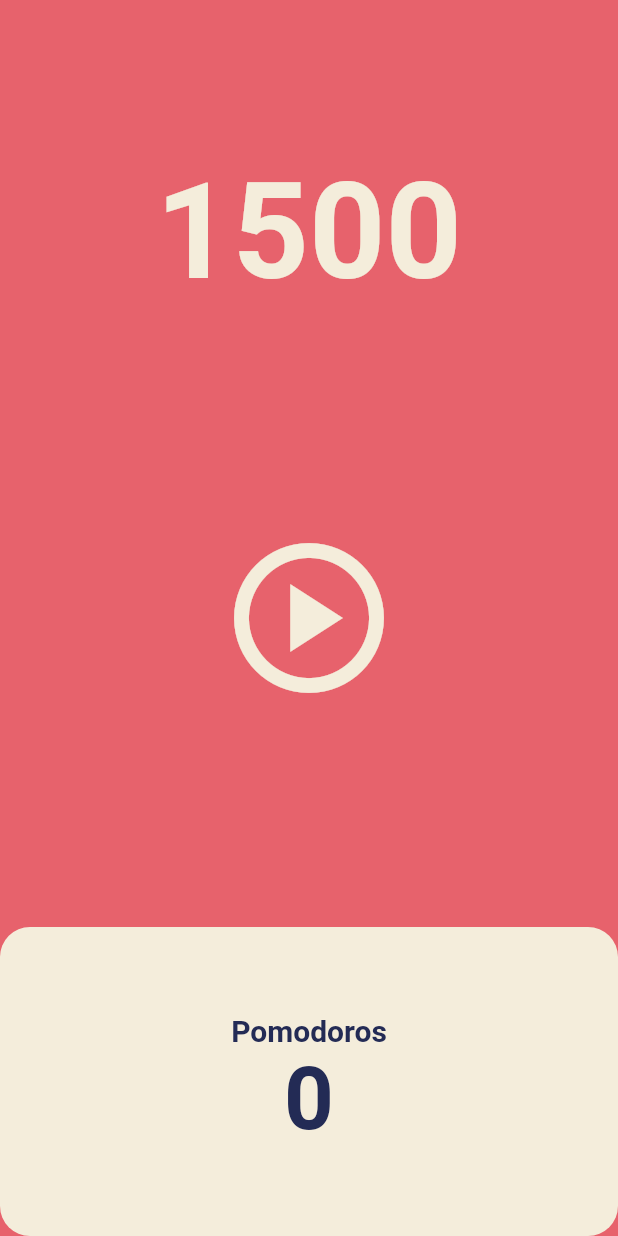
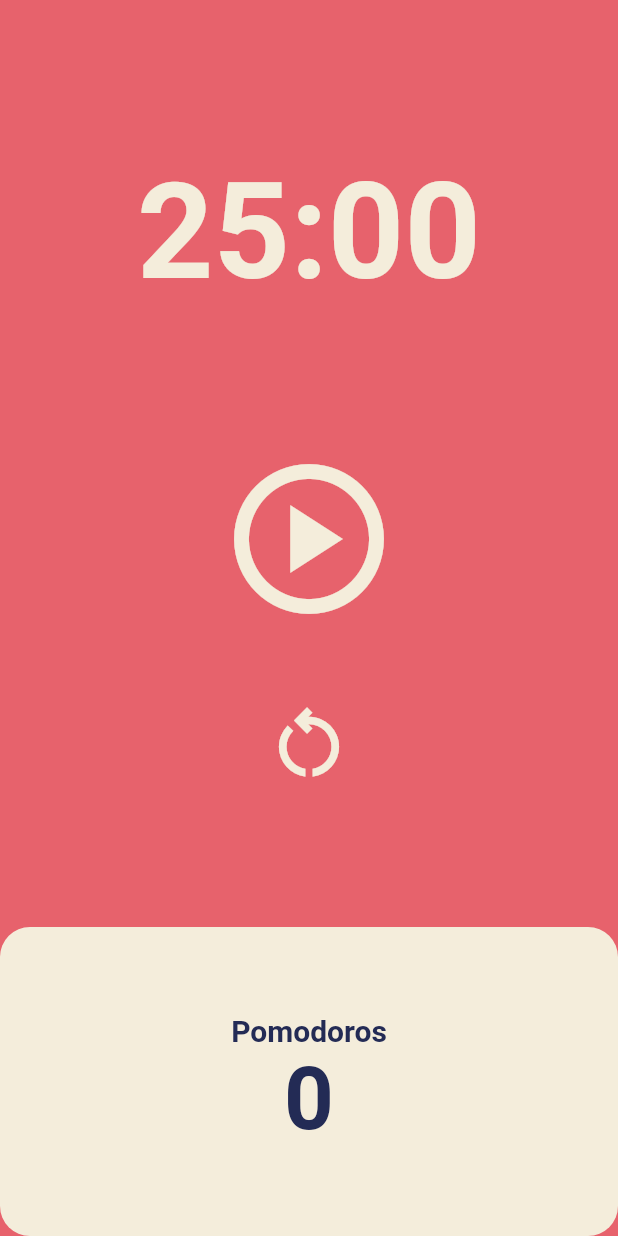
Before and after one commit to jaewonchung97/pomodoro, a Flutter app: the screen it shows after launch, on a phone screen of 412 x 824 dp. Run offline on Flutter 3.47's test engine with Material 2 defaults, Android fonts, the phone set to English and light mode, and no system bars.

Commit message:
Add functions

```diff
--- a/lib/screens/home_screen.dart
+++ b/lib/screens/home_screen.dart
@@ -10,14 +10,25 @@ class HomeScreen extends StatefulWidget {
 }
 
 class _HomeScreenState extends State<HomeScreen> {
-  int totalSeconds = 1500;
+  static const twentyFiveMinutes = 1500;
+  int totalSeconds = twentyFiveMinutes;
   bool isRunning = false;
+  int totalPomodoros = 0;
   late Timer timer;
 
   void onTick(Timer timer) {
+    if (totalSeconds == 0) {
+      setState(() {
+        totalPomodoros++;
+        isRunning = false;
+        totalSeconds = twentyFiveMinutes;
+      });
+      timer.cancel();
+    } else {
       setState(() {
         totalSeconds--;
       });
+    }
   }
 
   void onStartPressed() {
@@ -37,6 +48,19 @@ class _HomeScreenState extends State<HomeScreen> {
     });
   }
 
+  void onRestartPressed() {
+    setState(() {
+      timer.cancel();
+      totalSeconds = twentyFiveMinutes;
+      isRunning = false;
+    });
+  }
+
+  String format(int seconds) {
+    var duration = Duration(seconds: seconds);
+    return duration.toString().substring(2, 7);
+  }
+
   @override
   Widget build(BuildContext context) {
     return Scaffold(
@@ -48,7 +72,7 @@ class _HomeScreenState extends State<HomeScreen> {
             child: Container(
               alignment: Alignment.bottomCenter,
               child: Text(
-                '$totalSeconds',
+                format(totalSeconds),
                 style: TextStyle(
                     color: Theme.of(context).cardColor,
                     fontSize: 89,
@@ -58,9 +82,11 @@ class _HomeScreenState extends State<HomeScreen> {
           ),
           Flexible(
             flex: 2,
-            child: Container(
             child: Center(
-                child: IconButton(
+              child: Column(
+                mainAxisAlignment: MainAxisAlignment.center,
+                children: [
+                  IconButton(
                     icon: Icon(isRunning
                         ? Icons.pause_circle_outlined
                         : Icons.play_circle_outlined),
@@ -68,6 +94,16 @@ class _HomeScreenState extends State<HomeScreen> {
                     iconSize: 120,
                     color: Theme.of(context).cardColor,
                   ),
+                  const SizedBox(
+                    height: 30,
+                  ),
+                  IconButton(
+                    onPressed: onRestartPressed,
+                    icon: const Icon(Icons.restart_alt_outlined),
+                    iconSize: 60,
+                    color: Theme.of(context).cardColor,
+                  )
+                ],
               ),
             ),
           ),
@@ -94,7 +130,7 @@ class _HomeScreenState extends State<HomeScreen> {
                           ),
                         ),
                         Text(
-                          '0',
+                          '$totalPomodoros',
                           style: TextStyle(
                             fontSize: 58,
                             color:
```
Lines whose indentation alone changed are shown as unchanged.
